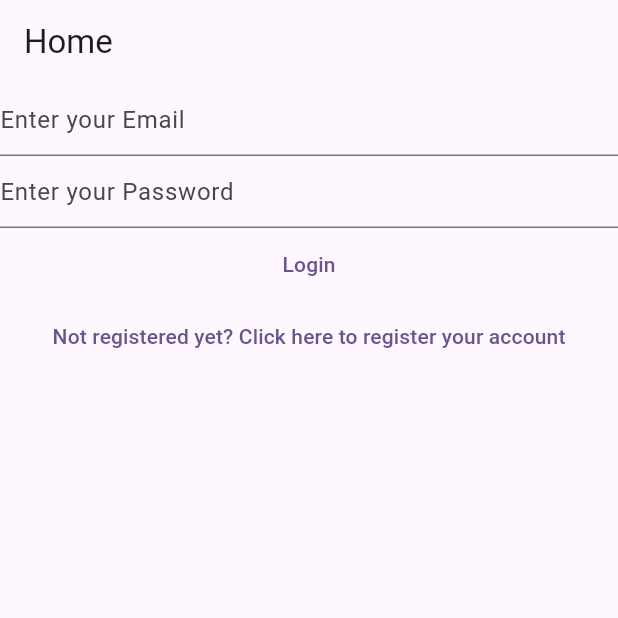
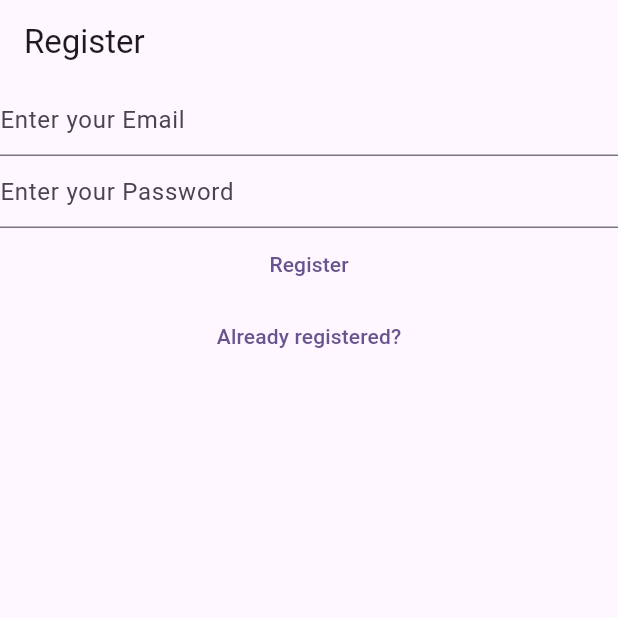
Before and after one commit to KundanBaidhya/mynotes, a Flutter app: the screen it shows after launch, after a tap on "Not registered yet? Click here to regist", on a phone screen of 412 x 824 dp, the top half of it. Run offline on Flutter 3.47's test engine with Material 3 defaults, Android fonts, the phone set to English and light mode, and no system bars; our stand-ins replace firebase_auth, firebase_core; accounts and stored records are empty.

Commit message:
linked login and register view using routes added scaffold on login and register view to avoid red screen of death moved VerifyEmailView to its own file

```diff
--- a/lib/main.dart
+++ b/lib/main.dart
@@ -15,6 +15,10 @@ void main() {
         useMaterial3: true,
       ),
       home: const HomePage(),
+      routes: {
+        "/login" :(context) => const LoginView(),
+        "/register" :(context) => const RegisterView()
+      },
     ));
 }
 
@@ -50,33 +54,13 @@ class HomePage extends StatelessWidget {
               //}
 
             default:
-             return const Text("Loading");
+            return const SizedBox(
+              child: Center(
+                child: CircularProgressIndicator(),),
+            );
           }
         },
       )
     );
   }
 }
-
-class VerifyEmailView extends StatefulWidget {
-  const VerifyEmailView({super.key});
-
-  @override
-  State<VerifyEmailView> createState() => _VerifyEmailViewState();
-}
-
-class _VerifyEmailViewState extends State<VerifyEmailView> {
-  @override
-  Widget build(BuildContext context) {
-    return Column( children: [
-        const Text("Please click the button below to verify your email"),
-        TextButton(
-          onPressed: () async{
-          final user = FirebaseAuth.instance.currentUser;
-          print(user);
-          await user?.sendEmailVerification();
-        }, child: Text("Click me to get verified"))
-      ],
-      );
-  }
-}
--- a/lib/views/login_view.dart
+++ b/lib/views/login_view.dart
@@ -36,7 +36,9 @@ class _LoginViewState extends State<LoginView> {
   @override
   Widget build(BuildContext context) {
 
-    return Column(
+    return Scaffold(
+      appBar: AppBar(title: const Text("Login"),),
+      body: Column(
               children: [
                 TextField(
                   controller: _email,
@@ -73,10 +75,12 @@ class _LoginViewState extends State<LoginView> {
                 }
                 }, child: const Text("Login"),
           ),
-        TextButton(onPressed: (){
-
+          TextButton(
+            onPressed: (){
+              Navigator.of(context).pushNamedAndRemoveUntil('/register', (route) => false);
           }, child: Text("Not registered yet? Click here to register your account"))
         ],
+      ),
     );
   }
 }
--- a/lib/views/register_view.dart
+++ b/lib/views/register_view.dart
@@ -34,7 +34,9 @@ class _RegisterViewState extends State<RegisterView> {
   @override
   Widget build(BuildContext context) {
 
-    return Column(
+    return Scaffold(
+      appBar: AppBar(title: const Text("Register")),
+      body: Column(
               children: [
                 TextField(
                   controller: _email,
@@ -66,7 +68,11 @@ class _RegisterViewState extends State<RegisterView> {
                 }
 
                 }, child: const Text("Register"),),
+                TextButton(onPressed: (){
+                  Navigator.of(context).pushNamedAndRemoveUntil("/login", (route) => false);
+                }, child : const Text("Already registered?"))
               ],
+            ),
     );
   }
 }
```
Also changed, not shown: lib/views/verify_email_view.dart (added, +25 -0 lines). Lines whose indentation alone changed are shown as unchanged.
